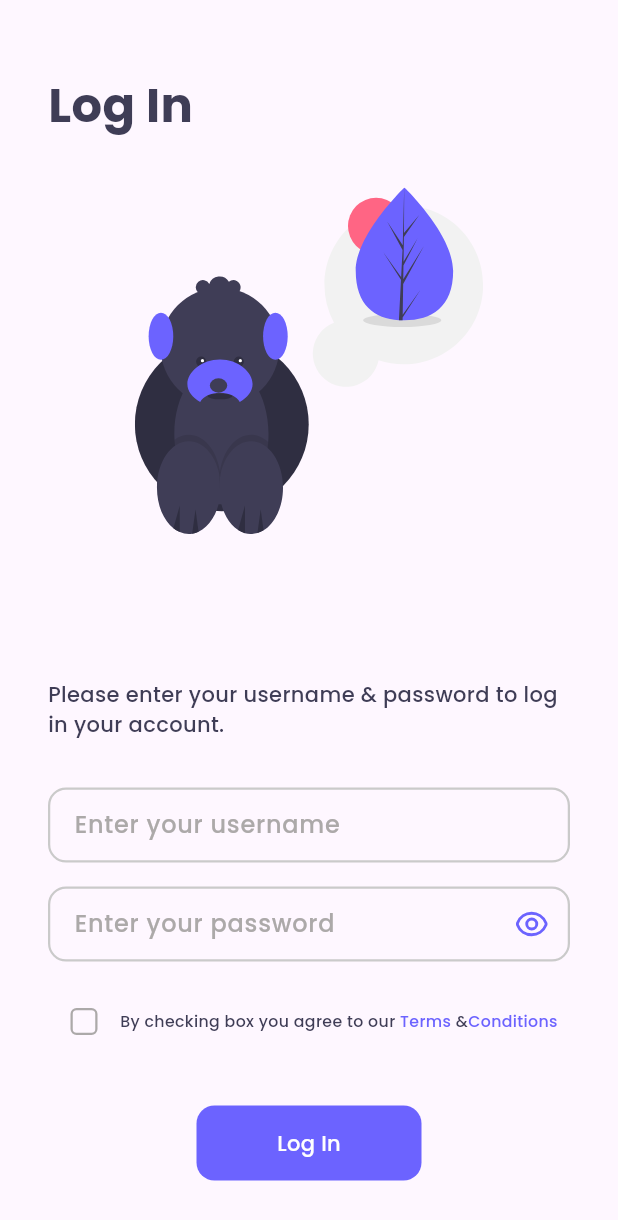
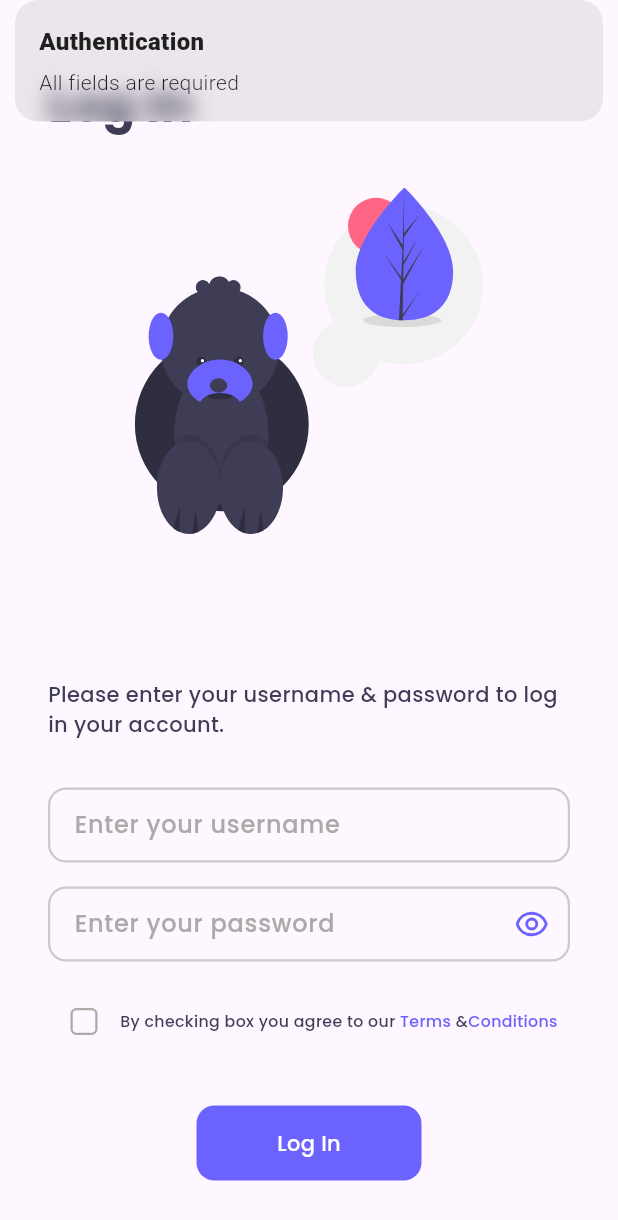
Before and after one commit to SingHuyLeang/flutter_3_5, a Flutter app: the screen it shows after launch, after a tap on "Log In", on a phone screen of 412 x 824 dp. Shown: the top 1220 px of the screen. Run offline on Flutter 3.47's test engine with Material 3 defaults, Android fonts, the light colour scheme and no system bars; our stand-ins replace dotted_border, flutter_svg, get, sqflite; missing offline and left inert: see_more; accounts and stored records are empty.

Commit message:
Login user

```diff
--- a/lib/database/user/user.dart
+++ b/lib/database/user/user.dart
@@ -29,7 +29,10 @@ class UserDatabase {
 
   Future<bool> login({required User user}) async {
     try {
-      // loggic
+      final db = await init();
+      final respone = await db.rawQuery(
+          "SELECT $colId FROM $tableName WHERE $colUsername='${user.username}' AND $colPassword='${user.password}'");
+      return respone.isNotEmpty;
     } catch (e) {
       log("Exception on login by : $e");
     }
--- a/lib/featured/authentication/controller/user_controller.dart
+++ b/lib/featured/authentication/controller/user_controller.dart
@@ -16,8 +16,27 @@ class UserController extends GetxController {
 
   // loggin
   Future<void> login() async {
-    //
+    log(ctrUsername.text);
+    log(ctrPass.text);
+    if (ctrUsername.text.isNotEmpty && ctrPass.text.isNotEmpty) {
+      final response = await db.login(
+        user: User(
+          username: ctrUsername.text,
+          password: ctrPass.text,
+        ),
+      );
+
+      if (response) {
+        Get.to(() => HomePage());
+      } else {
+        Get.snackbar("Authentication", "Invalid username or password");
+      }
+    } else {
+      Get.snackbar("Authentication", "All fields are required");
+      return;
+    }
   }
+
   // create new account
   Future<void> createAccount() async {
     if (ctrUsername.text.isNotEmpty &&
--- a/lib/featured/authentication/views/login_page.dart
+++ b/lib/featured/authentication/views/login_page.dart
@@ -46,12 +46,12 @@ class LogInPage extends StatelessWidget {
                 // form
                 const SizedBox(height: 32),
                 InputField(
-                  controller: TextEditingController(),
+                  controller: controller.ctrUsername,
                   hint: "Enter your username",
                 ),
                 const SizedBox(height: 16),
                 InputField(
-                  controller: TextEditingController(),
+                  controller: controller.ctrPass,
                   hint: "Enter your password",
                   icon: "assets/images/eye.svg",
                 ),
@@ -103,7 +103,7 @@ class LogInPage extends StatelessWidget {
                     height: 50,
                     text: "Log In",
                     color: PColors.primary,
-                    onTab: () {},
+                    onTab: () => controller.login(),
                   ),
                 ),
                 const SizedBox(height: 24),
```
